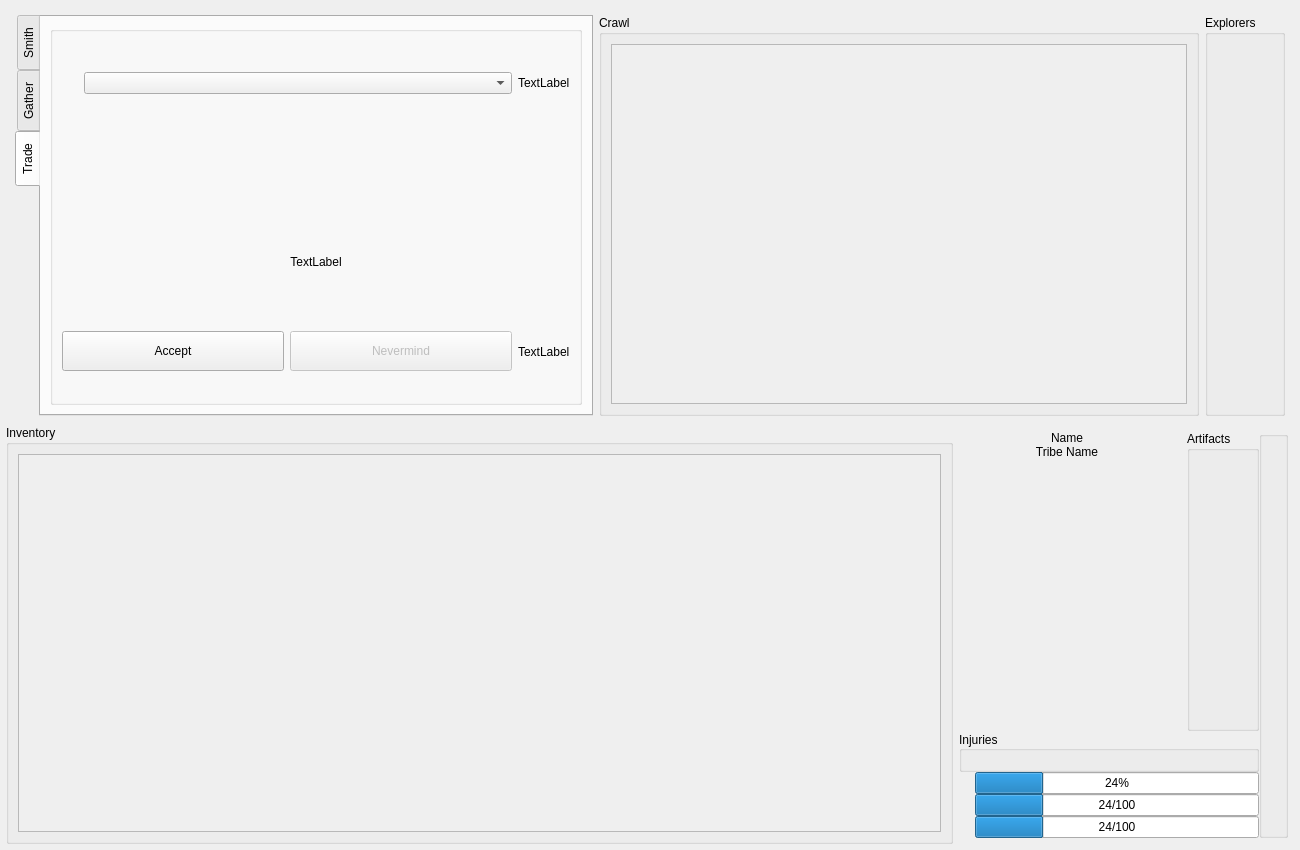
The window that assets/ui/main.ui (pierce-smith1/aor) describes before a commit, drawn with Qt 5.
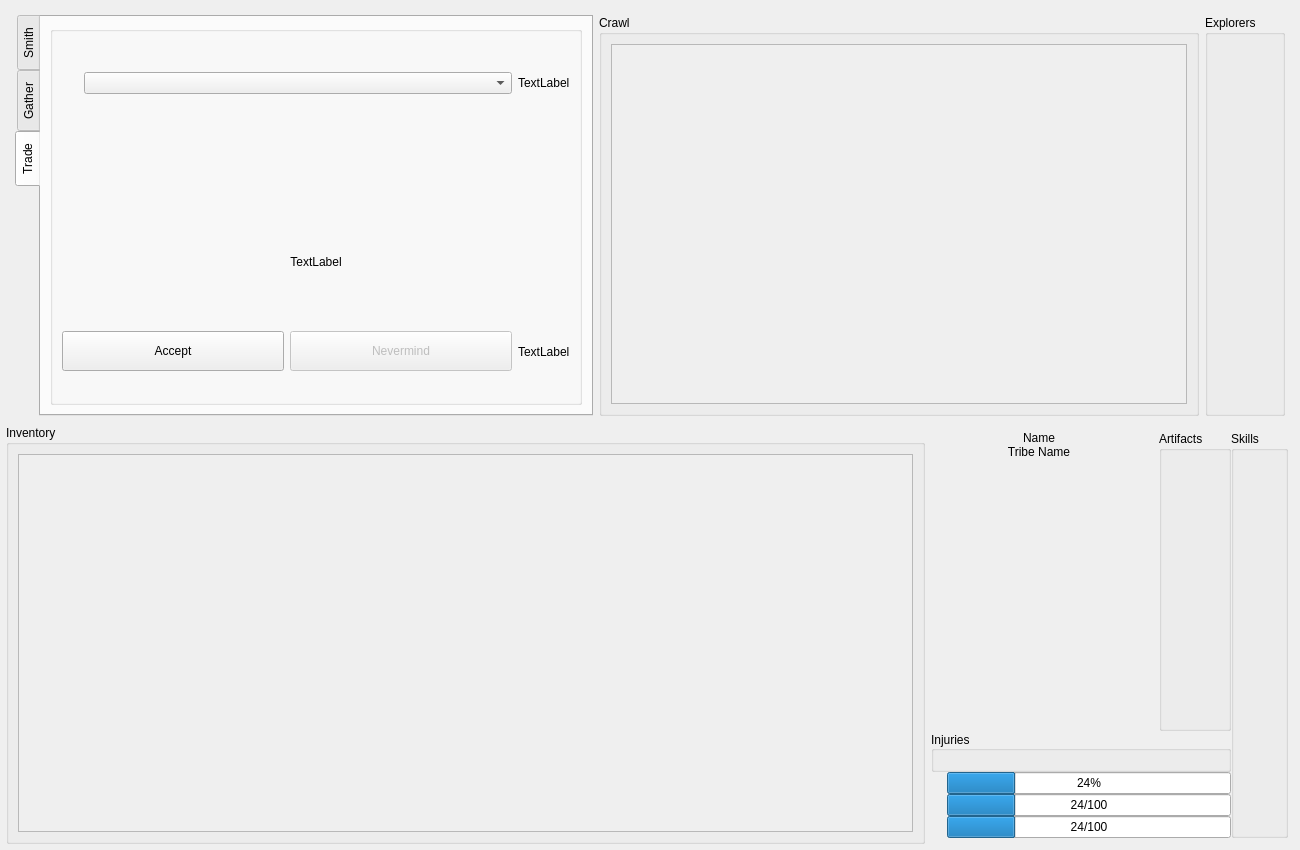
The same window after the commit. Icons and pictures are not drawn.

Diff of the .ui file:
```diff
--- a/assets/ui/main.ui
+++ b/assets/ui/main.ui
@@ -146,7 +146,7 @@
               <rect>
                <x>0</x>
                <y>0</y>
-               <width>937</width>
+               <width>907</width>
                <height>400</height>
               </rect>
              </property>
@@ -379,7 +379,7 @@
              <property name="verticalSpacing">
               <number>0</number>
              </property>
-             <item row="2" column="1">
+             <item row="1" column="1">
               <widget class="QLabel" name="tribe_name_label">
                <property name="sizePolicy">
                 <sizepolicy hsizetype="Preferred" vsizetype="Fixed">
@@ -393,31 +393,12 @@
                <property name="alignment">
                 <set>Qt::AlignCenter</set>
                </property>
-              </widget>
-             </item>
-             <item row="1" column="1">
-              <widget class="QLabel" name="player_name_label">
-               <property name="sizePolicy">
-                <sizepolicy hsizetype="Preferred" vsizetype="Fixed">
-                 <horstretch>0</horstretch>
-                 <verstretch>0</verstretch>
-                </sizepolicy>
+               <property name="margin">
+                <number>3</number>
                </property>
-               <property name="frameShape">
-                <enum>QFrame::NoFrame</enum>
-               </property>
-               <property name="text">
-                <string>Name</string>
-               </property>
-               <property name="textFormat">
-                <enum>Qt::RichText</enum>
-               </property>
-               <property name="alignment">
-                <set>Qt::AlignCenter</set>
-               </property>
               </widget>
              </item>
-             <item row="1" column="2" rowspan="3">
+             <item row="0" column="2" rowspan="3">
               <widget class="QGroupBox" name="artifact_box">
                <property name="sizePolicy">
                 <sizepolicy hsizetype="Fixed" vsizetype="Preferred">
@@ -441,9 +422,34 @@
                </layout>
               </widget>
              </item>
-             <item row="1" column="0" rowspan="3">
+             <item row="0" column="0" rowspan="3">
               <layout class="QVBoxLayout" name="activity_queue_layout"/>
              </item>
+             <item row="0" column="1">
+              <widget class="QLabel" name="player_name_label">
+               <property name="sizePolicy">
+                <sizepolicy hsizetype="Preferred" vsizetype="Fixed">
+                 <horstretch>0</horstretch>
+                 <verstretch>0</verstretch>
+                </sizepolicy>
+               </property>
+               <property name="frameShape">
+                <enum>QFrame::NoFrame</enum>
+               </property>
+               <property name="text">
+                <string>Name</string>
+               </property>
+               <property name="textFormat">
+                <enum>Qt::RichText</enum>
+               </property>
+               <property name="alignment">
+                <set>Qt::AlignCenter</set>
+               </property>
+               <property name="margin">
+                <number>3</number>
+               </property>
+              </widget>
+             </item>
             </layout>
            </widget>
           </item>
@@ -462,7 +468,7 @@
              </size>
             </property>
             <property name="title">
-             <string/>
+             <string>Skills</string>
             </property>
             <layout class="QVBoxLayout" name="verticalLayout"/>
            </widget>
```
